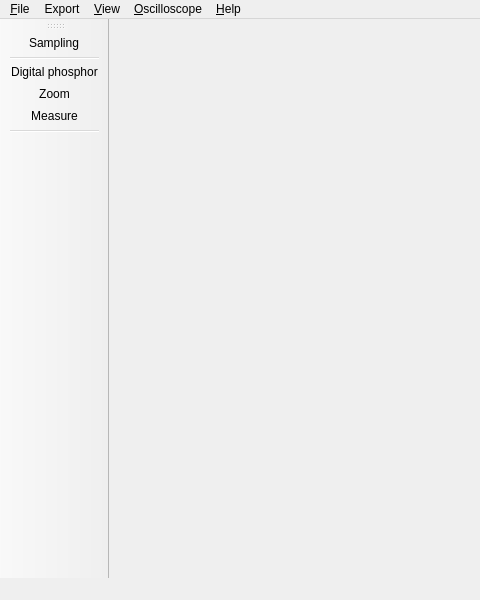
OpenHantek/OpenHantek6022, file openhantek/src/mainwindow.ui: the form before one commit; both pictures show x 0 to 480 and y 0 to 600 of the 800 by 600 pixel window.
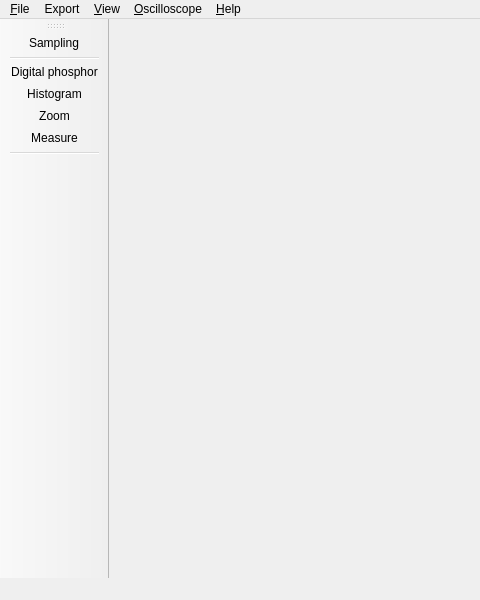
The form after the commit.

Commit message: Usable histogram function with user interface and icon

Patch:
```diff
--- a/openhantek/src/mainwindow.ui
+++ b/openhantek/src/mainwindow.ui
@@ -83,6 +83,7 @@
    <addaction name="actionSampling"/>
    <addaction name="separator"/>
    <addaction name="actionDigital_phosphor"/>
+   <addaction name="actionHistogram"/>
    <addaction name="actionZoom"/>
    <addaction name="actionMeasure"/>
    <addaction name="separator"/>
@@ -135,6 +136,14 @@
     <string>Digital phosphor</string>
    </property>
   </action>
+  <action name="actionHistogram">
+   <property name="checkable">
+    <bool>true</bool>
+   </property>
+   <property name="text">
+    <string>Histogram</string>
+   </property>
+  </action>
   <action name="actionZoom">
    <property name="checkable">
     <bool>true</bool>
```
Left out of the diff: 1 changed line with no effect on the pictures. The commit also changes 19 other files.
